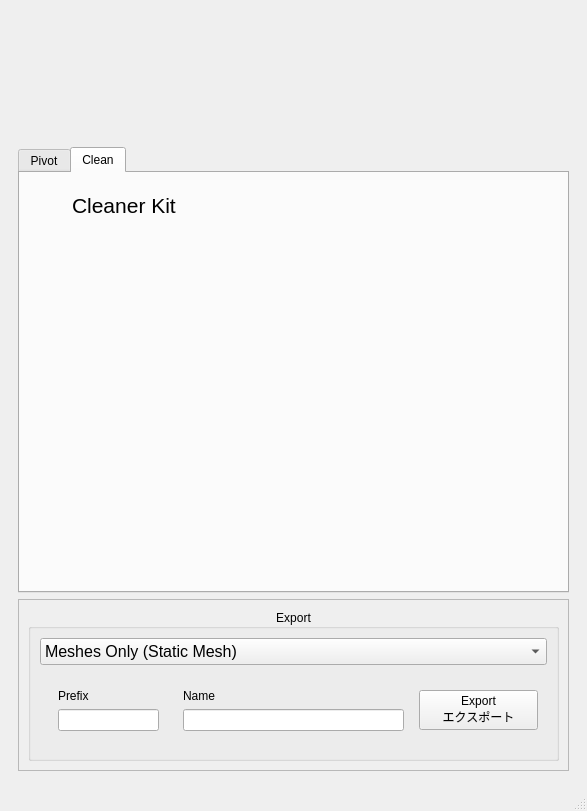
Above: maya2ue_exporter_main.ui from KTHattori/maya2ue-exporter before the change. Below: the same form after it.
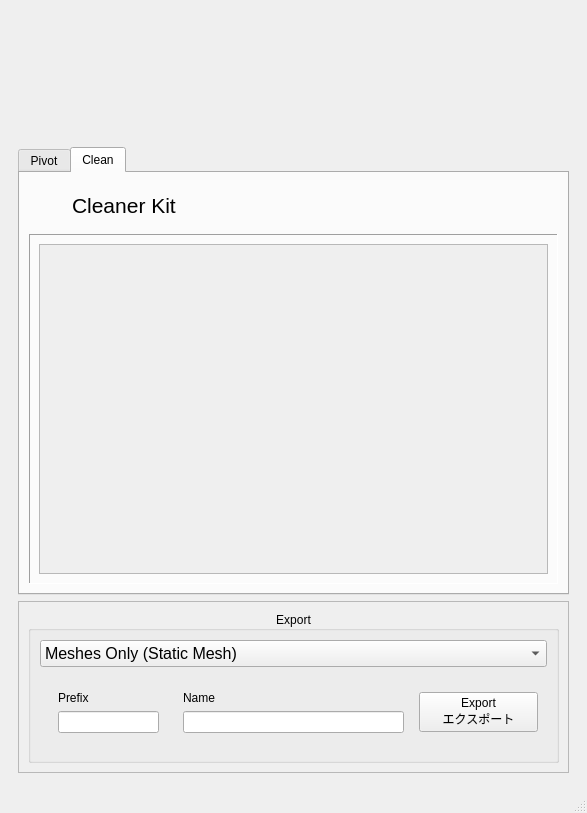
That is the form after the change. The open tabs and pages were chosen to show the change. Icons and pictures are not drawn.

Commit message: updated cleaner_kit, mainwindow

The edit to the form file:
```diff
--- a/maya2ue_exporter_main.ui
+++ b/maya2ue_exporter_main.ui
@@ -7,7 +7,7 @@
     <x>0</x>
     <y>0</y>
     <width>587</width>
-    <height>811</height>
+    <height>813</height>
    </rect>
   </property>
   <property name="sizePolicy">
@@ -637,8 +637,32 @@
             </widget>
            </item>
            <item>
-            <widget class="QWidget" name="wdt_cleanerContent" native="true">
-             <layout class="QHBoxLayout" name="horizontalLayout_5"/>
+            <widget class="QFrame" name="wdt_cleanerContent">
+             <property name="frameShape">
+              <enum>QFrame::Panel</enum>
+             </property>
+             <property name="frameShadow">
+              <enum>QFrame::Sunken</enum>
+             </property>
+             <layout class="QHBoxLayout" name="horizontalLayout_5">
+              <item>
+               <widget class="QScrollArea" name="scrollArea">
+                <property name="widgetResizable">
+                 <bool>true</bool>
+                </property>
+                <widget class="QWidget" name="scrollAreaWidgetContents_2">
+                 <property name="geometry">
+                  <rect>
+                   <x>0</x>
+                   <y>0</y>
+                   <width>489</width>
+                   <height>283</height>
+                  </rect>
+                 </property>
+                </widget>
+               </widget>
+              </item>
+             </layout>
             </widget>
            </item>
           </layout>
```
Left out of the diff: 10 changed lines with no effect on the pictures. The commit also changes 9 other files.
